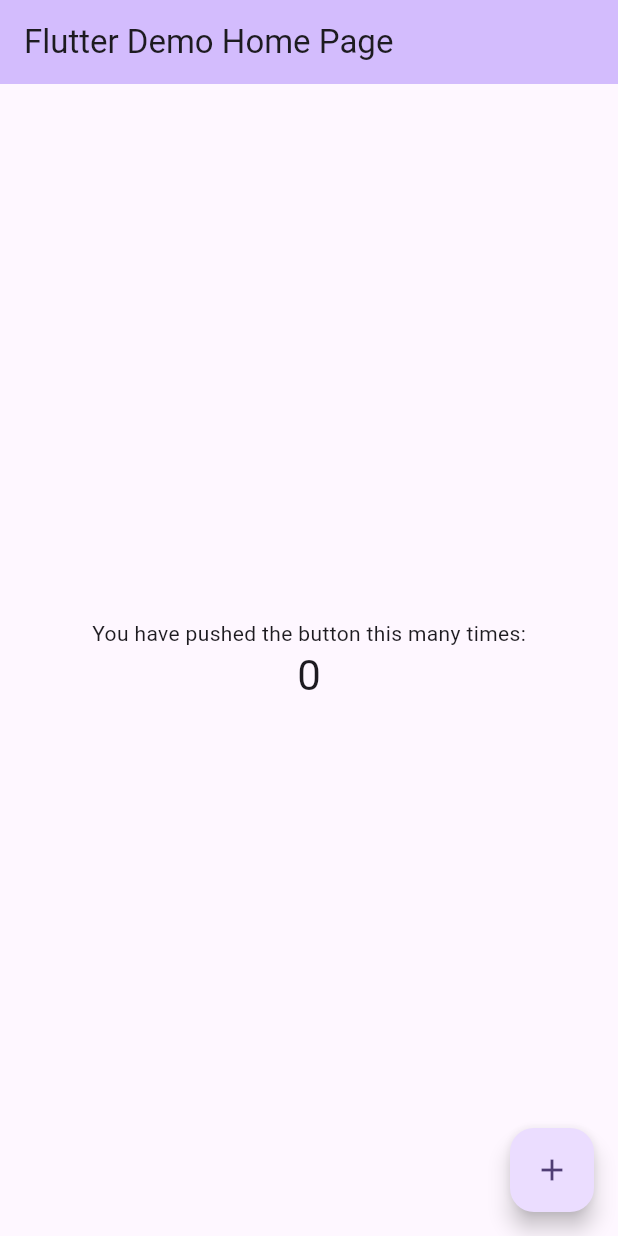
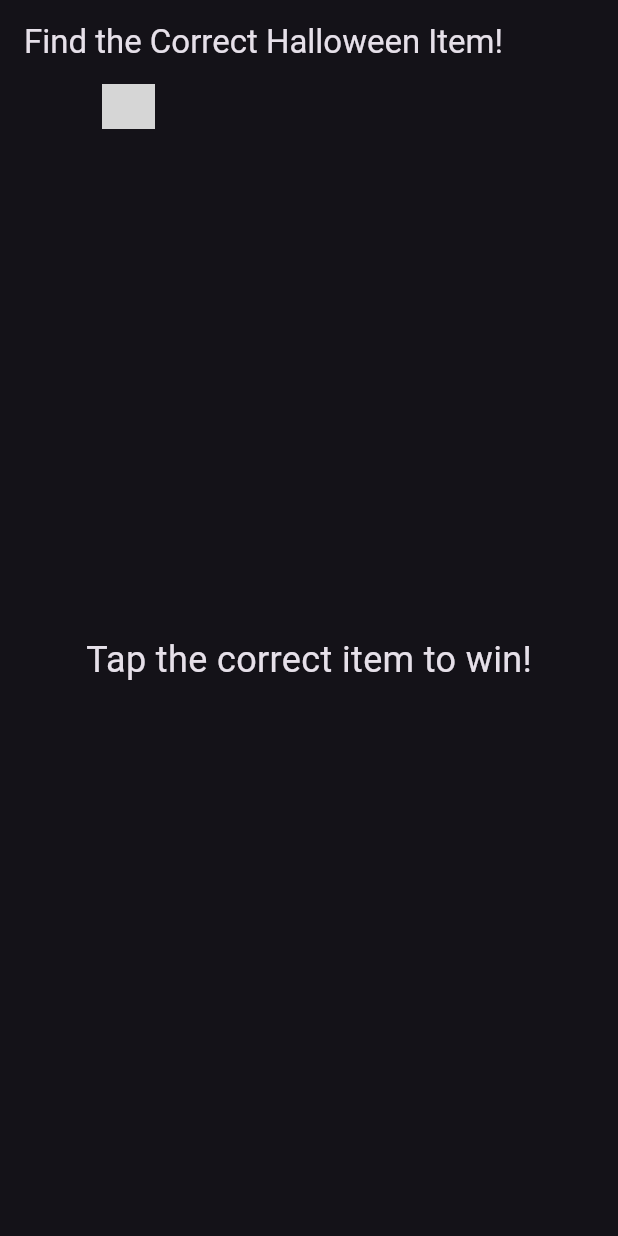
Before and after one commit to JackyZheng070102/in_class_activity_8, a Flutter app: the screen it shows after launch, on a phone screen of 412 x 824 dp. Run offline on Flutter 3.47's test engine with Material 3 defaults, Android fonts, the phone set to English and light mode, and no system bars; statements that could not run were skipped; grey boxes are pictures that could not be loaded.

Commit message:
Added basic layout and animation

```diff
--- a/lib/main.dart
+++ b/lib/main.dart
@@ -1,125 +1,62 @@
 import 'package:flutter/material.dart';
+import 'dart:math';
 
 void main() {
-  runApp(const MyApp());
+  runApp(SpookyHalloweenGame());
 }
 
-class MyApp extends StatelessWidget {
-  const MyApp({super.key});
-
-  // This widget is the root of your application.
+class SpookyHalloweenGame extends StatelessWidget {
   @override
   Widget build(BuildContext context) {
     return MaterialApp(
-      title: 'Flutter Demo',
-      theme: ThemeData(
-        // This is the theme of your application.
-        //
-        // TRY THIS: Try running your application with "flutter run". You'll see
-        // the application has a purple toolbar. Then, without quitting the app,
-        // try changing the seedColor in the colorScheme below to Colors.green
-        // and then invoke "hot reload" (save your changes or press the "hot
-        // reload" button in a Flutter-supported IDE, or press "r" if you used
-        // the command line to start the app).
-        //
-        // Notice that the counter didn't reset back to zero; the application
-        // state is not lost during the reload. To reset the state, use hot
-        // restart instead.
-        //
-        // This works for code too, not just values: Most code changes can be
-        // tested with just a hot reload.
-        colorScheme: ColorScheme.fromSeed(seedColor: Colors.deepPurple),
-        useMaterial3: true,
-      ),
-      home: const MyHomePage(title: 'Flutter Demo Home Page'),
+      title: 'Spooky Halloween Game',
+      theme: ThemeData.dark(),
+      home: SpookyHomePage(),
     );
   }
 }
 
-class MyHomePage extends StatefulWidget {
-  const MyHomePage({super.key, required this.title});
+class SpookyHomePage extends StatefulWidget {
+  @override
+  _SpookyHomePageState createState() => _SpookyHomePageState();
+}
 
-  // This widget is the home page of your application. It is stateful, meaning
-  // that it has a State object (defined below) that contains fields that affect
-  // how it looks.
-
-  // This class is the configuration for the state. It holds the values (in this
-  // case the title) provided by the parent (in this case the App widget) and
-  // used by the build method of the State. Fields in a Widget subclass are
-  // always marked "final".
-
-  final String title;
+class _SpookyHomePageState extends State<SpookyHomePage> with SingleTickerProviderStateMixin {
+  late AnimationController _controller;
+  late Animation _animation;
+  Random random = Random();
 
   @override
-  State<MyHomePage> createState() => _MyHomePageState();
-}
+  void initState() {
+    super.initState();
+    _controller = AnimationController(
+      duration: const Duration(seconds: 5),
+      vsync: this,
+    )..repeat(reverse: true);
+    _animation = Tween(begin: -50.0, end: 50.0).animate(_controller);
+  }
 
-class _MyHomePageState extends State<MyHomePage> {
-  int _counter = 0;
-
-  void _incrementCounter() {
-    setState(() {
-      // This call to setState tells the Flutter framework that something has
-      // changed in this State, which causes it to rerun the build method below
-      // so that the display can reflect the updated values. If we changed
-      // _counter without calling setState(), then the build method would not be
-      // called again, and so nothing would appear to happen.
-      _counter++;
-    });
+  @override
+  void dispose() {
+    _controller.dispose();
+    super.dispose();
   }
 
   @override
   Widget build(BuildContext context) {
-    // This method is rerun every time setState is called, for instance as done
-    // by the _incrementCounter method above.
-    //
-    // The Flutter framework has been optimized to make rerunning build methods
-    // fast, so that you can just rebuild anything that needs updating rather
-    // than having to individually change instances of widgets.
     return Scaffold(
-      appBar: AppBar(
-        // TRY THIS: Try changing the color here to a specific color (to
-        // Colors.amber, perhaps?) and trigger a hot reload to see the AppBar
-        // change color while the other colors stay the same.
-        backgroundColor: Theme.of(context).colorScheme.inversePrimary,
-        // Here we take the value from the MyHomePage object that was created by
-        // the App.build method, and use it to set our appbar title.
-        title: Text(widget.title),
+      appBar: AppBar(title: Text('Find the Correct Halloween Item!')),
+      body: Stack(
+        children: [
+          Center(child: Text("Tap the correct item to win!", style: TextStyle(fontSize: 24))),
+          Positioned(
+            left: random.nextDouble() * MediaQuery.of(context).size.width,
+            top: _animation.value,
+            child: Icon(Icons.ghost, size: 80, color: Colors.white),
+          ),
+          // Add more floating objects
+        ],
       ),
-      body: Center(
-        // Center is a layout widget. It takes a single child and positions it
-        // in the middle of the parent.
-        child: Column(
-          // Column is also a layout widget. It takes a list of children and
-          // arranges them vertically. By default, it sizes itself to fit its
-          // children horizontally, and tries to be as tall as its parent.
-          //
-          // Column has various properties to control how it sizes itself and
-          // how it positions its children. Here we use mainAxisAlignment to
-          // center the children vertically; the main axis here is the vertical
-          // axis because Columns are vertical (the cross axis would be
-          // horizontal).
-          //
-          // TRY THIS: Invoke "debug painting" (choose the "Toggle Debug Paint"
-          // action in the IDE, or press "p" in the console), to see the
-          // wireframe for each widget.
-          mainAxisAlignment: MainAxisAlignment.center,
-          children: <Widget>[
-            const Text(
-              'You have pushed the button this many times:',
-            ),
-            Text(
-              '$_counter',
-              style: Theme.of(context).textTheme.headlineMedium,
-            ),
-          ],
-        ),
-      ),
-      floatingActionButton: FloatingActionButton(
-        onPressed: _incrementCounter,
-        tooltip: 'Increment',
-        child: const Icon(Icons.add),
-      ), // This trailing comma makes auto-formatting nicer for build methods.
     );
   }
 }
```
